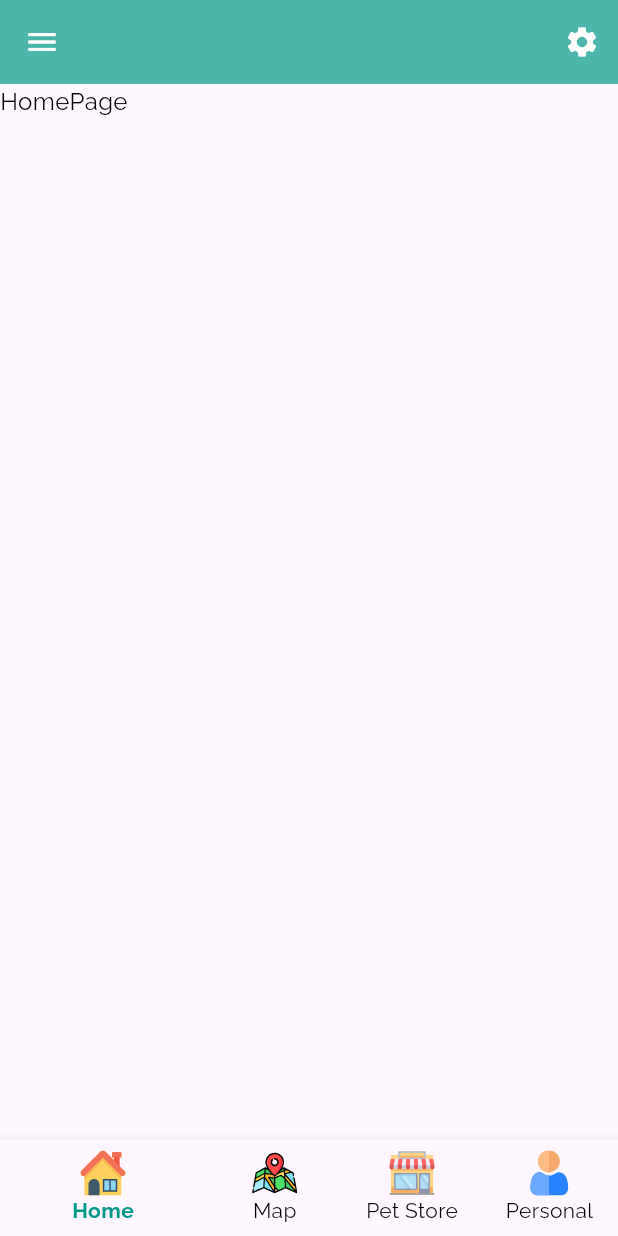
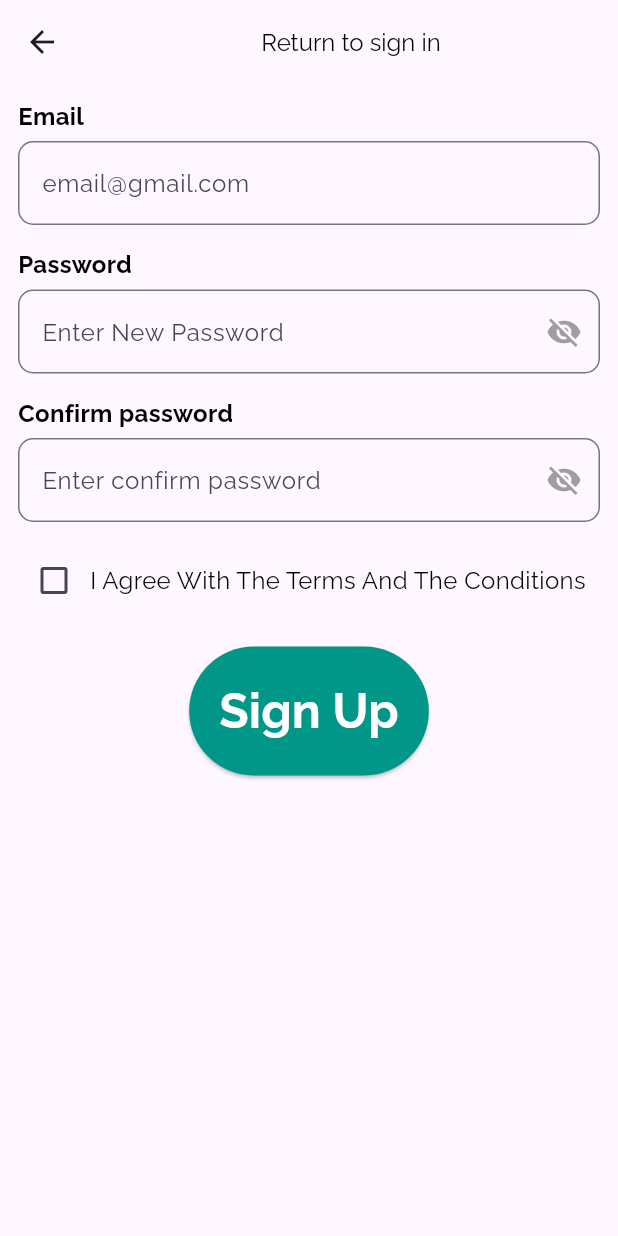
Before and after one commit to baolqpit/PetCare-App, a Flutter app: the screen it shows after launch, on a phone screen of 412 x 824 dp. Run offline on Flutter 3.47's test engine with Material 3 defaults, Android fonts, the phone set to English and light mode, and no system bars; our stand-ins replace dio, flutter_svg, freezed_annotation, get; accounts and stored records are empty.

Commit message:
Build Sign_Up UI

```diff
--- a/lib/controllers/app_controller.dart
+++ b/lib/controllers/app_controller.dart
@@ -3,6 +3,9 @@ import 'package:get/get.dart';
 
 class AppController extends GetxController {
   Rx<int> currentAppPageIndex = Rx<int>(0);
+  Rx<bool> isAcceptLicense = Rx<bool>(false);
+  Rx<bool> showSuffixPassWord = Rx<bool>(false);
+  Rx<bool> showSuffixConfirmPassWord = Rx<bool>(false);
 
   getAppBarTitle(){
     switch(currentAppPageIndex.value){
--- a/lib/controllers/user_controller.dart
+++ b/lib/controllers/user_controller.dart
@@ -1,5 +1,6 @@
 import 'dart:convert';
 
+import 'package:flutter/cupertino.dart';
 import 'package:get/get.dart';
 import 'package:petcare_app_management/api/base_api.dart';
 import 'package:petcare_app_management/api/user_api.dart';
@@ -8,6 +9,8 @@ import 'package:petcare_app_management/model/user_model.dart';
 class UserController extends GetxController {
   RxList<UserModel?> listUsers = RxList<UserModel?>([]);
   Rx<UserModel?> userInfo = Rx<UserModel?>(null);
+  TextEditingController emailController = TextEditingController();
+
 
 
   ///GET USER LIST
--- a/lib/main.dart
+++ b/lib/main.dart
@@ -3,6 +3,7 @@ import 'package:get/get.dart';
 import 'package:petcare_app_management/controllers/app_controller.dart';
 import 'package:petcare_app_management/controllers/user_controller.dart';
 import 'package:petcare_app_management/screens/app.dart';
+import 'package:petcare_app_management/screens/introduction_screens/sign_up_screen.dart';
 void main() {
   runApp(const PetCare());
 }
@@ -29,7 +30,7 @@ class _PetCareState extends State<PetCare> {
         fontFamily: 'Raleway',
         textTheme: Theme.of(context).textTheme.apply(fontFamily: 'Raleway'),
       ),
-      home: _buildAppBody()
+      home: SignUpScreen()
     );
   }
 
--- /dev/null
+++ b/lib/screens/introduction_screens/introduction_screen.dart
@@ -0,0 +1,15 @@
+import 'package:flutter/material.dart';
+
+class IntroductionScreen extends StatefulWidget {
+  const IntroductionScreen({super.key});
+
+  @override
+  State<IntroductionScreen> createState() => _IntroductionScreenState();
+}
+
+class _IntroductionScreenState extends State<IntroductionScreen> {
+  @override
+  Widget build(BuildContext context) {
+    return const Scaffold();
+  }
+}
--- /dev/null
+++ b/lib/screens/introduction_screens/sign_up_screen.dart
@@ -0,0 +1,149 @@
+import 'package:flutter/cupertino.dart';
+import 'package:flutter/material.dart';
+import 'package:flutter/widgets.dart';
+import 'package:get/get.dart';
+import 'package:petcare_app_management/controllers/app_controller.dart';
+import 'package:petcare_app_management/controllers/user_controller.dart';
+import 'package:petcare_app_management/share/Colors/app_color.dart';
+import 'package:petcare_app_management/share/Dimens/dimens.dart';
+import 'package:petcare_app_management/share/Widgets/apptext.dart';
+
+class SignUpScreen extends StatefulWidget {
+  const SignUpScreen({super.key});
+
+  @override
+  State<SignUpScreen> createState() => _SignUpScreenState();
+}
+
+class _SignUpScreenState extends State<SignUpScreen> {
+  final UserController userController = Get.find();
+  final AppController appController = Get.find();
+  @override
+  Widget build(BuildContext context) {
+    return Scaffold(
+      appBar: _buildAppBar(),
+      body: _buildSignUpContent(),
+    );
+  }
+
+  _buildAppBar() {
+    return AppBar(
+      leading: IconButton(
+        icon: Icon(Icons.arrow_back),
+        onPressed: () => Get.back(),
+      ),
+      title: Center(
+        child: Apptext(
+          content: 'Return to sign in',
+        ),
+      ),
+    );
+  }
+
+  _buildSignUpContent() {
+    return Obx(() => Container(
+          padding: EdgeInsets.symmetric(
+              vertical: Dimens.padding_vertical,
+              horizontal: Dimens.padding_horizontal),
+          child: Column(
+            children: <Widget>[
+              _buildTextFieldInfo(
+                  label: 'Email',
+                  hintText: 'email@gmail.com',
+                  controller: userController.emailController,
+                  showSuffix: false),
+              Dimens.height15,
+              _buildTextFieldInfo(
+                  label: 'Password',
+                  hintText: 'Enter New Password',
+                  controller: userController.emailController,
+                  showSuffix: true,
+                  suffixController: appController.showSuffixPassWord),
+              Dimens.height15,
+              _buildTextFieldInfo(
+                  label: 'Confirm password',
+                  hintText: 'Enter confirm password',
+                  controller: userController.emailController,
+                  showSuffix: true,
+                  suffixController:
+                      appController.showSuffixConfirmPassWord),
+              Dimens.height15,
+              _buildAcceptLicense(),
+              Dimens.height20,
+              _buildSignUpButton()
+            ],
+          ),
+        ));
+  }
+
+  _buildTextFieldInfo(
+      {required String label,
+      required String hintText,
+      required TextEditingController controller,
+      required bool showSuffix,
+      Rx<bool>? suffixController}) {
+    return Column(
+      crossAxisAlignment: CrossAxisAlignment.start,
+      children: <Widget>[
+        Apptext(
+          content: label,
+          fontWeight: FontWeight.bold,
+        ),
+        Dimens.height5,
+        TextField(
+          onChanged: (value) {
+            controller.text = value;
+          },
+          controller: controller,
+          decoration: InputDecoration(
+            suffixIcon: showSuffix
+                ? IconButton(
+                    onPressed: () {
+                      if (suffixController != null) {
+                        suffixController.value = !suffixController.value;
+                      }
+                    },
+                    icon: suffixController!.value ?  Icon(Icons.visibility,) : Icon(Icons.visibility_off,color: AppColor.grey))
+                : null,
+            hintText: hintText,
+            border: OutlineInputBorder(
+              borderRadius: BorderRadius.all(
+                Radius.circular(10.0), // Adjust the radius as needed
+              ),
+            ),
+          ),
+        ),
+      ],
+    );
+  }
+
+  _buildAcceptLicense() {
+    return Row(
+      children: <Widget>[
+        Checkbox(
+            value: appController.isAcceptLicense.value,
+            onChanged: (value) {
+              if (value != null) {
+                appController.isAcceptLicense.value = value;
+              }
+            }),
+        Apptext(content: 'I Agree With The Terms And The Conditions')
+      ],
+    );
+  }
+
+  _buildSignUpButton() {
+    return ElevatedButton(
+      onPressed: () {},
+      child: Apptext(
+        content: 'Sign Up',
+        fontWeight: FontWeight.bold,
+        textSize: Dimens.font_size_max,
+        color: AppColor.white,
+      ),
+      style: ElevatedButton.styleFrom(
+          backgroundColor: AppColor.primary,
+          padding: EdgeInsets.all(Dimens.padding_20)),
+    );
+  }
+}
--- a/lib/share/Dimens/dimens.dart
+++ b/lib/share/Dimens/dimens.dart
@@ -11,6 +11,7 @@ class Dimens {
   static const padding_vertical = 10.0;
   static const padding_horizontal = 12.0;
   static const padding_8 = 8.0;
+  static const padding_20 = 20.0;
 //   Height Size Design
   static const height5 = SizedBox(height: 5.0,) ;
   static const height10 = SizedBox(height: 10.0,);
```
